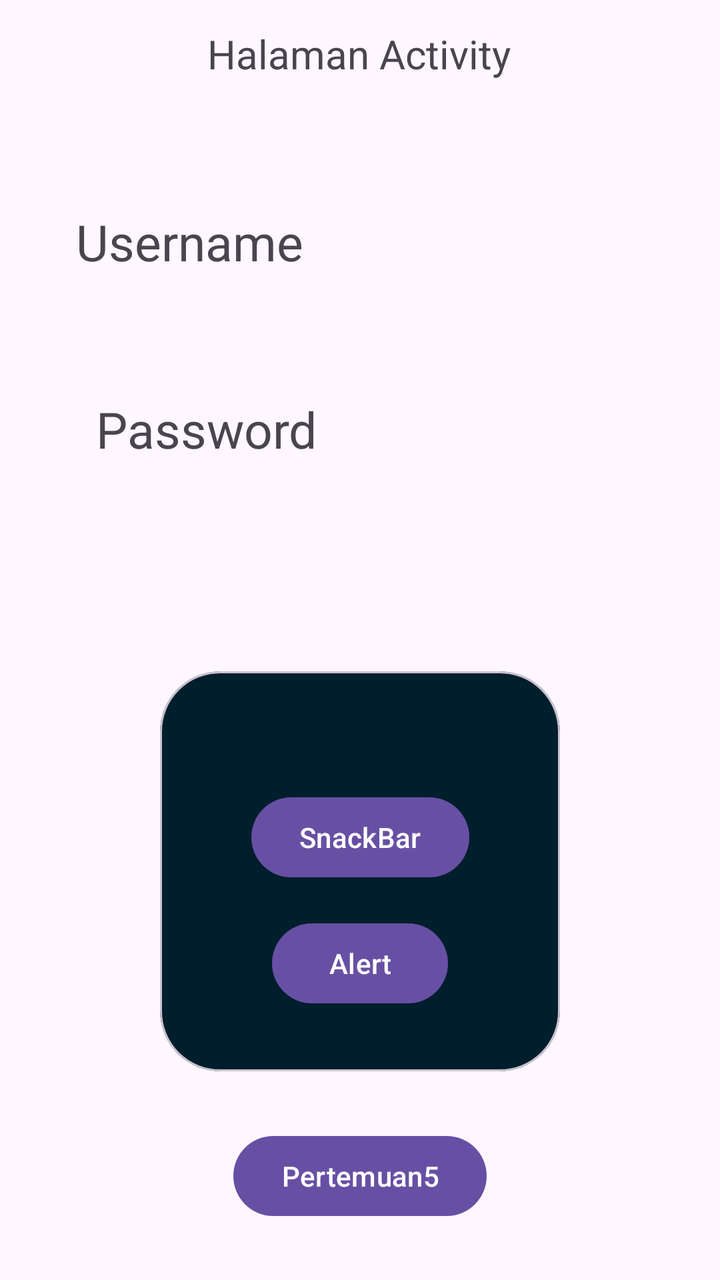
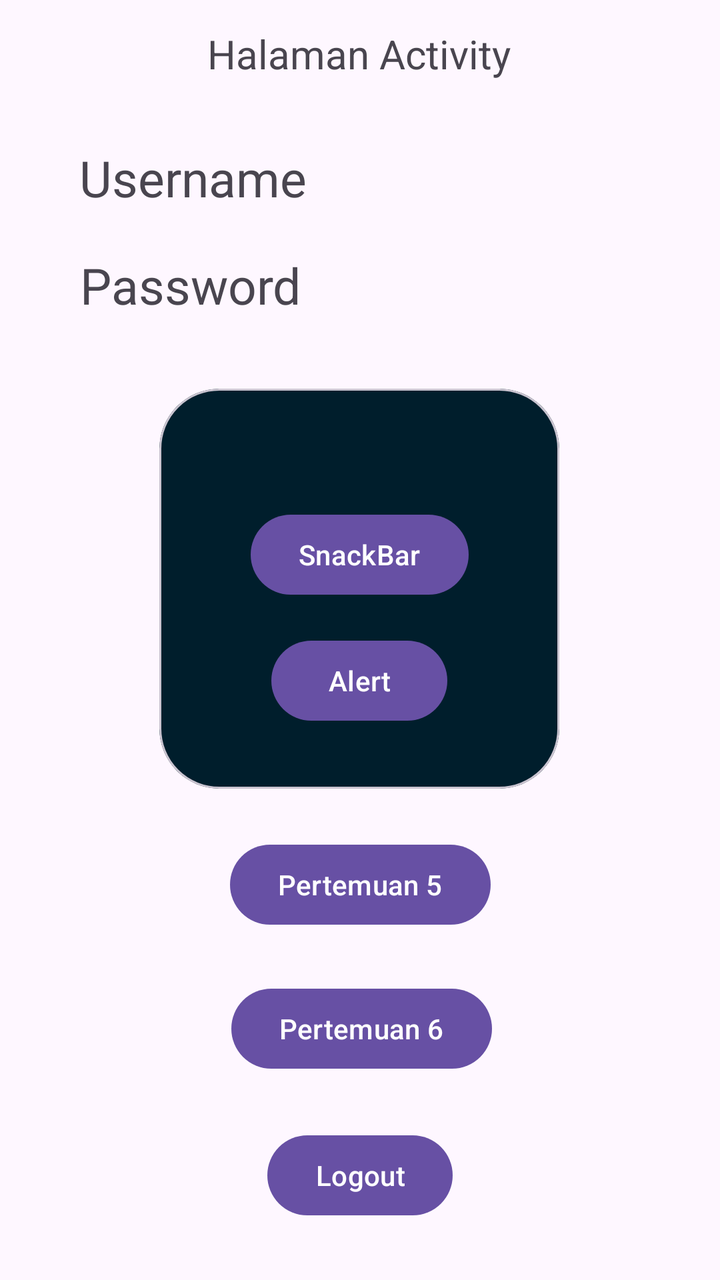

Two renders of the same Android screen: before a commit and after it. Below are the layout's source before the change and the commit's diff.
<!-- AndroidManifest.xml: application theme Theme.Ahmad_Project_3tia -->
<!-- res/layout/activity_main.xml -->
<?xml version="1.0" encoding="utf-8"?>
<androidx.constraintlayout.widget.ConstraintLayout xmlns:android="http://schemas.android.com/apk/res/android"
    xmlns:app="http://schemas.android.com/apk/res-auto"
    xmlns:tools="http://schemas.android.com/tools"
    android:id="@+id/main"
    android:layout_width="match_parent"
    android:layout_height="match_parent"
    tools:context=".MainActivity">

    <TextView
        android:id="@+id/texUsername"
        android:layout_width="wrap_content"
        android:layout_height="wrap_content"
        android:layout_marginTop="104dp"
        android:text="Username"
        android:textSize="25sp"
        app:layout_constraintEnd_toEndOf="parent"
        app:layout_constraintHorizontal_bias="0.154"
        app:layout_constraintStart_toStartOf="parent"
        app:layout_constraintTop_toTopOf="parent" />

    <com.google.android.material.card.MaterialCardView
        android:id="@+id/materialCardView"
        android:layout_width="200dp"
        android:layout_height="200dp"
        app:cardBackgroundColor="@color/material_dynamic_primary10"
        app:cardCornerRadius="30dp"
        app:layout_constraintBottom_toBottomOf="parent"
        app:layout_constraintEnd_toEndOf="parent"
        app:layout_constraintStart_toStartOf="parent"
        app:layout_constraintTop_toBottomOf="@+id/textPassword">

        <androidx.constraintlayout.widget.ConstraintLayout
            android:layout_width="match_parent"
            android:layout_height="match_parent"
            android:layout_margin="15dp">

            <Button
                android:id="@+id/btnSnackbar"
                android:layout_width="wrap_content"
                android:layout_height="wrap_content"
                android:layout_marginTop="44dp"
                android:text="SnackBar"
                app:layout_constraintEnd_toEndOf="parent"
                app:layout_constraintHorizontal_bias="0.505"
                app:layout_constraintStart_toStartOf="parent"
                app:layout_constraintTop_toTopOf="parent" />

            <Button
                android:id="@+id/btnAlert"
                android:layout_width="wrap_content"
                android:layout_height="wrap_content"
                android:text="Alert"
                app:layout_constraintBottom_toBottomOf="parent"
                app:layout_constraintEnd_toEndOf="parent"
                app:layout_constraintStart_toStartOf="parent"
                app:layout_constraintTop_toBottomOf="@+id/btnSnackbar" />
        </androidx.constraintlayout.widget.ConstraintLayout>


    </com.google.android.material.card.MaterialCardView>

    <TextView
        android:id="@+id/textPassword"
        android:layout_width="wrap_content"
        android:layout_height="wrap_content"
        android:layout_marginStart="48dp"
        android:layout_marginTop="60dp"
        android:text="Password"
        android:textSize="25sp"
        app:layout_constraintBottom_toBottomOf="parent"
        app:layout_constraintStart_toStartOf="parent"
        app:layout_constraintTop_toBottomOf="@+id/texUsername"
        app:layout_constraintVertical_bias="0.0" />

    <TextView
        android:id="@+id/textHalamanActivity"
        android:layout_width="wrap_content"
        android:layout_height="wrap_content"
        android:text="Halaman Activity"
        android:textSize="20sp"
        app:layout_constraintBottom_toBottomOf="parent"
        app:layout_constraintEnd_toEndOf="parent"
        app:layout_constraintHorizontal_bias="0.498"
        app:layout_constraintStart_toStartOf="parent"
        app:layout_constraintTop_toTopOf="parent"
        app:layout_constraintVertical_bias="0.022" />

    <Button
        android:id="@+id/btntolima"
        android:layout_width="wrap_content"
        android:layout_height="wrap_content"
        android:text="Pertemuan5"
        app:layout_constraintBottom_toBottomOf="parent"
        app:layout_constraintEnd_toEndOf="parent"
        app:layout_constraintStart_toStartOf="parent"
        app:layout_constraintTop_toBottomOf="@+id/materialCardView" />


</androidx.constraintlayout.widget.ConstraintLayout>
<!-- resources referenced by this layout -->
<resources>
  <style name="Theme.Ahmad_Project_3tia" parent="Base.Theme.Ahmad_Project_3tia" />
  <style name="Base.Theme.Ahmad_Project_3tia" parent="Theme.Material3.DayNight.NoActionBar">
          
          
      </style>
</resources>

<!-- the commit's change to res/layout/activity_main.xml (unified diff, before → after) -->
@@ -11,11 +11,11 @@
         android:id="@+id/texUsername"
         android:layout_width="wrap_content"
         android:layout_height="wrap_content"
-        android:layout_marginTop="104dp"
+        android:layout_marginTop="72dp"
         android:text="Username"
         android:textSize="25sp"
         app:layout_constraintEnd_toEndOf="parent"
-        app:layout_constraintHorizontal_bias="0.154"
+        app:layout_constraintHorizontal_bias="0.161"
         app:layout_constraintStart_toStartOf="parent"
         app:layout_constraintTop_toTopOf="parent" />
 
@@ -27,8 +27,10 @@
         app:cardCornerRadius="30dp"
         app:layout_constraintBottom_toBottomOf="parent"
         app:layout_constraintEnd_toEndOf="parent"
+        app:layout_constraintHorizontal_bias="0.497"
         app:layout_constraintStart_toStartOf="parent"
-        app:layout_constraintTop_toBottomOf="@+id/textPassword">
+        app:layout_constraintTop_toBottomOf="@+id/textPassword"
+        app:layout_constraintVertical_bias="0.125">
 
         <androidx.constraintlayout.widget.ConstraintLayout
             android:layout_width="match_parent"
@@ -64,14 +66,13 @@
         android:id="@+id/textPassword"
         android:layout_width="wrap_content"
         android:layout_height="wrap_content"
-        android:layout_marginStart="48dp"
-        android:layout_marginTop="60dp"
+        android:layout_marginTop="20dp"
         android:text="Password"
         android:textSize="25sp"
-        app:layout_constraintBottom_toBottomOf="parent"
+        app:layout_constraintEnd_toEndOf="parent"
+        app:layout_constraintHorizontal_bias="0.16"
         app:layout_constraintStart_toStartOf="parent"
-        app:layout_constraintTop_toBottomOf="@+id/texUsername"
-        app:layout_constraintVertical_bias="0.0" />
+        app:layout_constraintTop_toBottomOf="@+id/texUsername" />
 
     <TextView
         android:id="@+id/textHalamanActivity"
@@ -90,11 +91,33 @@
         android:id="@+id/btntolima"
         android:layout_width="wrap_content"
         android:layout_height="wrap_content"
-        android:text="Pertemuan5"
-        app:layout_constraintBottom_toBottomOf="parent"
+        android:layout_marginTop="24dp"
+        android:text="Pertemuan 5"
         app:layout_constraintEnd_toEndOf="parent"
         app:layout_constraintStart_toStartOf="parent"
         app:layout_constraintTop_toBottomOf="@+id/materialCardView" />
 
+    <Button
+        android:id="@+id/btnLogout"
+        android:layout_width="wrap_content"
+        android:layout_height="wrap_content"
+        android:text="Logout"
+        app:layout_constraintBottom_toBottomOf="parent"
+        app:layout_constraintEnd_toEndOf="parent"
+        app:layout_constraintStart_toStartOf="parent"
+        app:layout_constraintTop_toBottomOf="@+id/btntoEnam"
+        app:layout_constraintVertical_bias="0.473" />
+
+    <Button
+        android:id="@+id/btntoEnam"
+        android:layout_width="wrap_content"
+        android:layout_height="wrap_content"
+        android:layout_marginTop="24dp"
+        android:text="Pertemuan 6"
+        app:layout_constraintEnd_toEndOf="parent"
+        app:layout_constraintHorizontal_bias="0.503"
+        app:layout_constraintStart_toStartOf="parent"
+        app:layout_constraintTop_toBottomOf="@+id/btntolima" />
+
 
 </androidx.constraintlayout.widget.ConstraintLayout>
